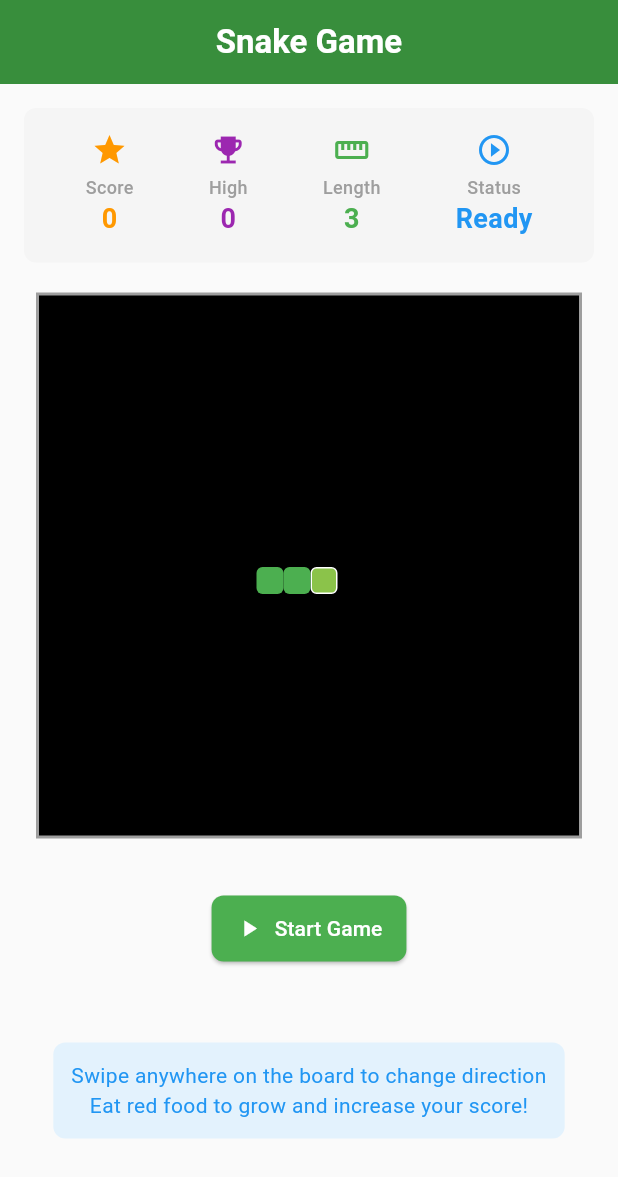
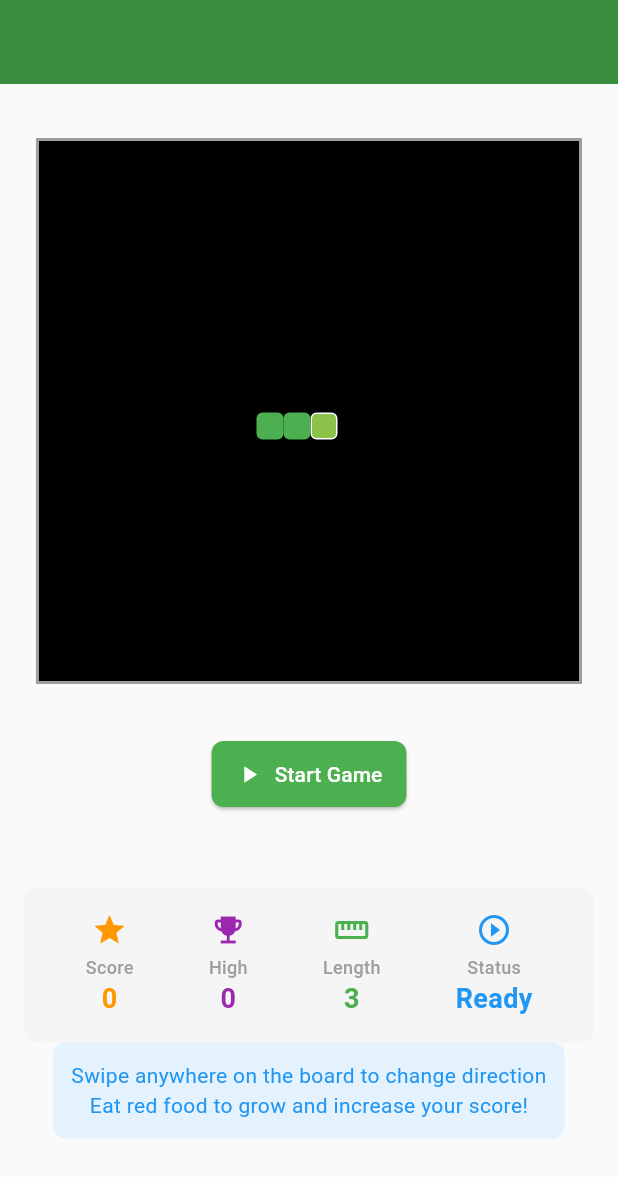
Before and after one commit to dmitrymov/snake_game, a Flutter app: the screen it shows after launch, on a phone screen of 412 x 824 dp. Shown: the top 1177 px of the screen. Run offline on Flutter 3.47's test engine with Material 3 defaults, Android fonts, the phone set to English and light mode, and no system bars; our stand-ins replace shared_preferences.

Commit message:
Update game info position

```diff
--- a/lib/views/game_screen.dart
+++ b/lib/views/game_screen.dart
@@ -43,10 +43,10 @@ class _GameScreenState extends State<GameScreen> {
     return Scaffold(
       backgroundColor: Colors.grey[50],
       appBar: AppBar(
-        title: const Text(
-          'Snake Game',
-          style: TextStyle(fontWeight: FontWeight.bold),
-        ),
+        // title: const Text(
+        //   'Snake Game',
+        //   style: TextStyle(fontWeight: FontWeight.bold),
+        // ),
         backgroundColor: Colors.green[700],
         foregroundColor: Colors.white,
         centerTitle: true,
@@ -64,8 +64,6 @@ class _GameScreenState extends State<GameScreen> {
                   child: Column(
                     mainAxisAlignment: MainAxisAlignment.center,
                     children: [
-                      // Game information display
-                      const GameInfo(),
 
                       const SizedBox(height: 20),
 
@@ -90,7 +88,8 @@ class _GameScreenState extends State<GameScreen> {
                       if (!_isAndroid) const GameControls(),
 
                       const SizedBox(height: 16),
-
+                                            // Game information display
+                      const GameInfo(),
                       // Instructions
                       Container(
                         padding: const EdgeInsets.all(12),
```
